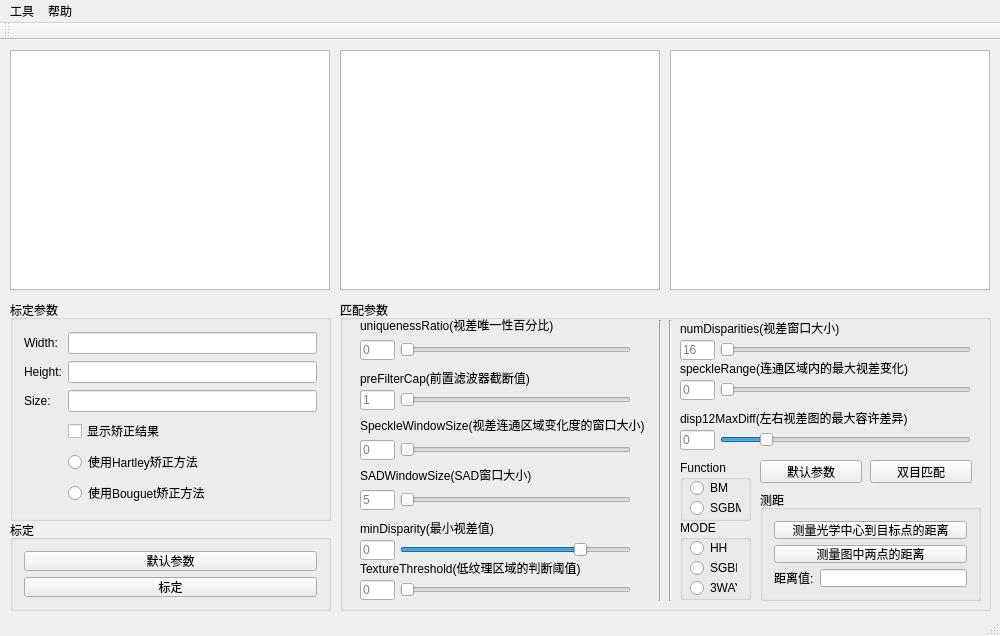
Above: Evision/src/Evision/Evision.ui from jiafeng5513/Evision before the change. Below: the same form after it.
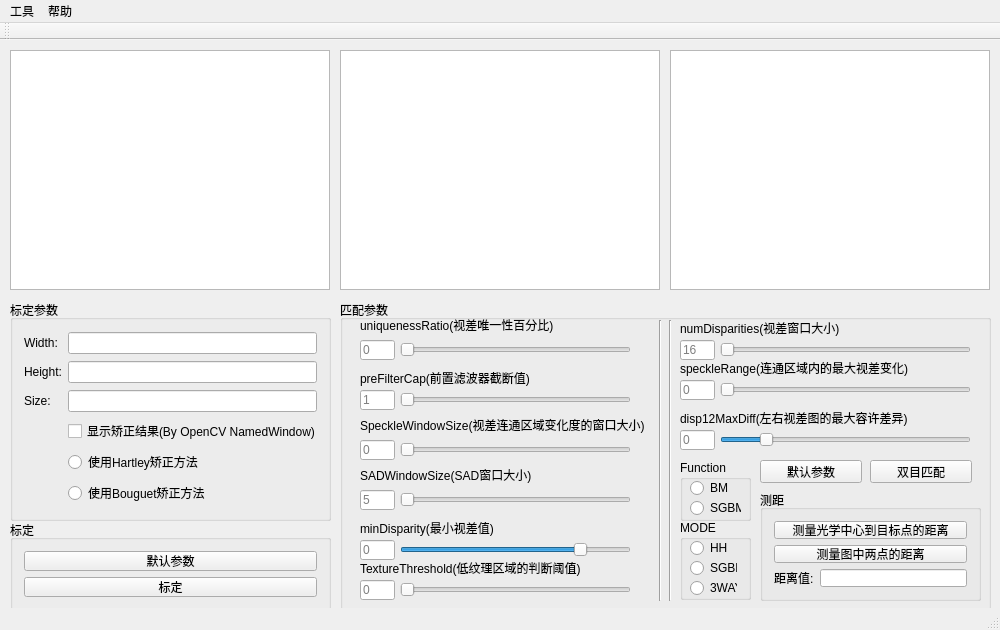
That is the form after the change.

Patch:
```diff
--- a/Evision/src/Evision/Evision.ui
+++ b/Evision/src/Evision/Evision.ui
@@ -7,7 +7,7 @@
     <x>0</x>
     <y>0</y>
     <width>1000</width>
-    <height>636</height>
+    <height>630</height>
    </rect>
   </property>
   <property name="sizePolicy">
@@ -19,13 +19,13 @@
   <property name="minimumSize">
    <size>
     <width>1000</width>
-    <height>590</height>
+    <height>630</height>
    </size>
   </property>
   <property name="maximumSize">
    <size>
-    <width>16777215</width>
-    <height>16777215</height>
+    <width>1000</width>
+    <height>630</height>
    </size>
   </property>
   <property name="windowTitle">
@@ -171,7 +171,7 @@
      <item row="3" column="2">
       <widget class="QCheckBox" name="checkBox_showRectified">
        <property name="text">
-        <string>显示矫正结果</string>
+        <string>显示矫正结果(By OpenCV NamedWindow)</string>
        </property>
       </widget>
      </item>
```
Left out of the diff: 138 changed lines with no effect on the pictures.
